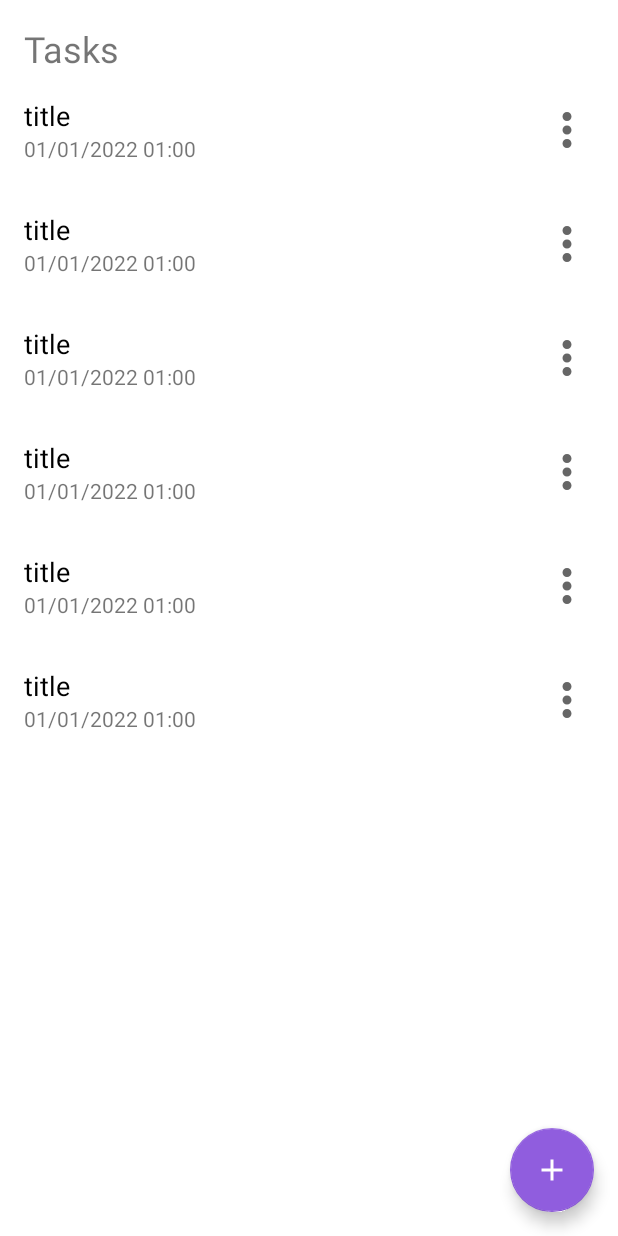
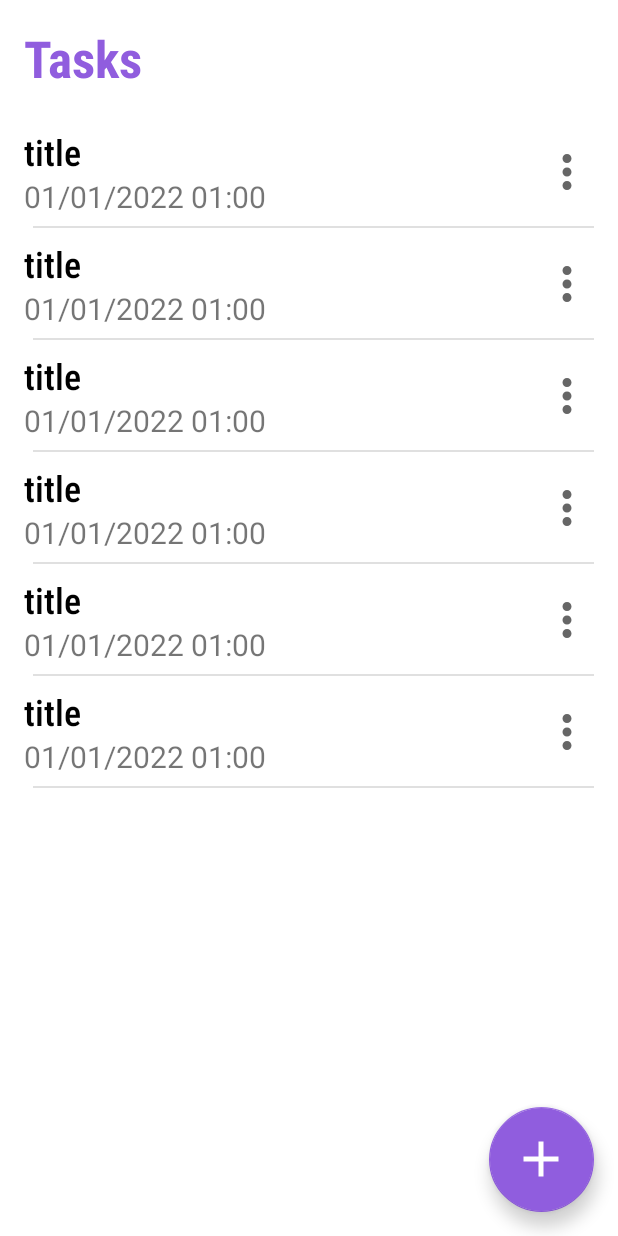
Before and after one commit to davidevol/Chronos, an Android app: the layout activity_main.xml on its own in the app's theme, with its tools: preview values and no code run, on a phone screen of 412 x 824 dp. Run offline under Robolectric (Android 15) with nearby library versions, the phone set to English and light mode, and no system bars.

Commit message:
Function to edit and remove tasks added, improved layout

```diff
--- a/app/src/main/java/com/davidev/chronos/extensions/AppExtensions.kt
+++ b/app/src/main/java/com/davidev/chronos/extensions/AppExtensions.kt
@@ -12,7 +12,6 @@ fun Date.format(): String {
     return SimpleDateFormat("dd/MM/yy").format(this)
 }
 
-// TODO
 var TextInputLayout.text: String
     get() = editText?.text?.toString() ?: ""
     set(value) {
--- a/app/src/main/res/layout/activity_add_task.xml
+++ b/app/src/main/res/layout/activity_add_task.xml
@@ -97,14 +97,14 @@
         android:layout_marginBottom="16dp"
         android:text="@android:string/cancel"
         android:textAllCaps="false"
-        app:layout_constraintBottom_toTopOf="@id/btn_create"
+        app:layout_constraintBottom_toTopOf="@id/btn_new_task"
         app:layout_constraintEnd_toEndOf="@id/guideline_end"
         app:layout_constraintStart_toStartOf="@id/guideline_start">
 
     </com.google.android.material.button.MaterialButton>
 
     <com.google.android.material.button.MaterialButton
-        android:id="@+id/btn_create"
+        android:id="@+id/btn_new_task"
         android:layout_width="0dp"
         style="@style/Widget.MaterialComponents.Button"
         android:layout_height="wrap_content"
--- a/app/src/main/res/layout/activity_main.xml
+++ b/app/src/main/res/layout/activity_main.xml
@@ -10,11 +10,14 @@
         android:id="@+id/tv_title"
         android:layout_width="wrap_content"
         android:layout_height="wrap_content"
+        android:layout_margin="16dp"
         android:layout_marginStart="32dp"
         android:layout_marginTop="32dp"
+        android:fontFamily="sans-serif-condensed"
         android:text="Tasks"
-        android:textSize="24sp"
-        android:layout_margin="16dp"
+        android:textColor="@color/purple_main"
+        android:textSize="34sp"
+        android:textStyle="bold"
         app:layout_constraintStart_toStartOf="parent"
         app:layout_constraintTop_toTopOf="parent" />
 
@@ -22,6 +25,7 @@
         android:id="@+id/rv_tasks"
         android:layout_width="match_parent"
         android:layout_height="0dp"
+        android:layout_marginTop="16dp"
         app:layoutManager="androidx.recyclerview.widget.LinearLayoutManager"
         tools:itemCount="8"
         tools:listitem="@layout/item_task"
@@ -34,10 +38,13 @@
         android:layout_height="wrap_content"
         android:layout_margin="16dp"
         android:clickable="true"
+        android:contentDescription="New Task"
+        android:focusable="true"
+        app:fabCustomSize="70dp"
         app:layout_constraintBottom_toBottomOf="parent"
         app:layout_constraintEnd_toEndOf="parent"
-        app:srcCompat="@drawable/ic_add_24"
-        android:contentDescription="New Task" />
+        app:maxImageSize="40dp"
+        app:srcCompat="@drawable/ic_add_24" />
 
 
 </androidx.constraintlayout.widget.ConstraintLayout>
--- a/app/src/main/res/layout/item_task.xml
+++ b/app/src/main/res/layout/item_task.xml
@@ -1,37 +1,70 @@
 <?xml version="1.0" encoding="utf-8"?>
 <androidx.constraintlayout.widget.ConstraintLayout xmlns:android="http://schemas.android.com/apk/res/android"
-    android:layout_width="match_parent"
+    android:layout_width="wrap_content"
     android:layout_height="wrap_content"
     xmlns:app="http://schemas.android.com/apk/res-auto"
     xmlns:tools="http://schemas.android.com/tools"
-    android:layout_margin="16dp">
+    android:layout_marginStart="16dp"
+    android:layout_marginEnd="16dp">
+
+
+    <androidx.constraintlayout.widget.ConstraintLayout
+        android:id="@+id/task_bar"
+        android:layout_width="0dp"
+        android:layout_height="wrap_content"
+        android:elevation="16dp"
+        android:orientation="vertical"
+        app:layout_constraintBottom_toBottomOf="parent"
+        app:layout_constraintEnd_toEndOf="parent"
+        app:layout_constraintStart_toStartOf="parent"
+        app:layout_constraintTop_toTopOf="parent">
+
 
         <TextView
 
             android:id="@+id/tv_title"
-        android:text="title"
-        android:textSize="18sp"
-        android:textColor="@color/black"
             android:layout_width="wrap_content"
             android:layout_height="wrap_content"
+            android:fontFamily="sans-serif-condensed-medium"
+            android:text="title"
+            android:textColor="@color/black"
+            android:textSize="24sp"
+
             app:layout_constraintStart_toStartOf="parent"
             app:layout_constraintTop_toTopOf="parent" />
+
+        <androidx.appcompat.widget.AppCompatImageView
+            android:id="@+id/iv_more"
+            android:layout_width="36dp"
+            android:layout_height="36dp"
+            android:clickable="true"
+            android:contentDescription="More actions"
+            android:elevation="5dp"
+            android:focusable="true"
+            app:layout_constraintBottom_toBottomOf="parent"
+            app:layout_constraintEnd_toEndOf="parent"
+            app:layout_constraintTop_toTopOf="parent"
+            app:srcCompat="@drawable/ic_more_vert_24" />
 
         <TextView
             android:id="@+id/tv_date"
             android:layout_width="wrap_content"
             android:layout_height="wrap_content"
+            android:textSize="20sp"
             app:layout_constraintStart_toStartOf="@+id/tv_title"
             app:layout_constraintTop_toBottomOf="@+id/tv_title"
             tools:text="01/01/2022 01:00" />
 
-    <ImageView
-        android:id="@+id/ivMore"
-        android:layout_width="36dp"
-        android:layout_height="36dp"
-        app:layout_constraintBottom_toBottomOf="parent"
-        app:layout_constraintEnd_toEndOf="parent"
-        app:layout_constraintTop_toTopOf="parent"
-        app:srcCompat="@drawable/ic_more_vert_24" />
 
     </androidx.constraintlayout.widget.ConstraintLayout>
+
+
+    <com.google.android.material.divider.MaterialDivider
+        android:layout_width="wrap_content"
+        android:layout_height="0dp"
+        android:layout_margin="6dp"
+        app:layout_constraintStart_toStartOf="parent"
+        app:layout_constraintTop_toBottomOf="@+id/task_bar" />
+
+
+</androidx.constraintlayout.widget.ConstraintLayout>
```
Also changed, not shown: app/src/main/java/com/davidev/chronos/ui/AddTaskActivity.kt (+21 -23 lines), app/src/main/java/com/davidev/chronos/ui/MainActivity.kt (+15 -12 lines), app/src/main/java/com/davidev/chronos/ui/TaskListAdapter.kt (+18 -16 lines), app/src/main/res/menu/popup_menu.xml (+6 -4 lines), app/src/main/java/com/davidev/chronos/model/Task.kt (line endings or trailing spaces). Lines whose indentation alone changed are shown as unchanged.
